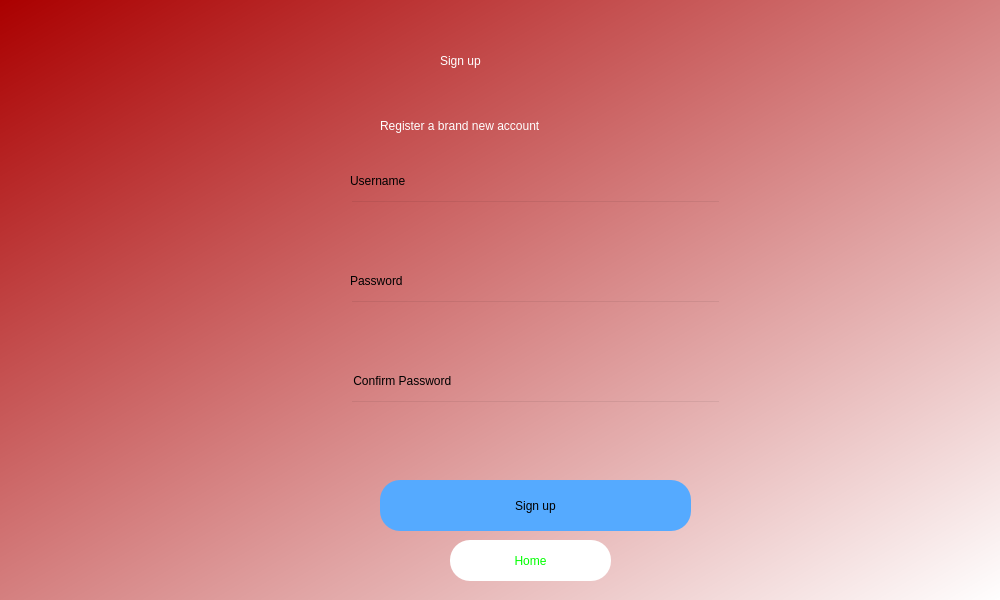
Above: GUI/createacc.ui from Mohamed72495/Video-Surveillance before the change. Below: the same form after it.
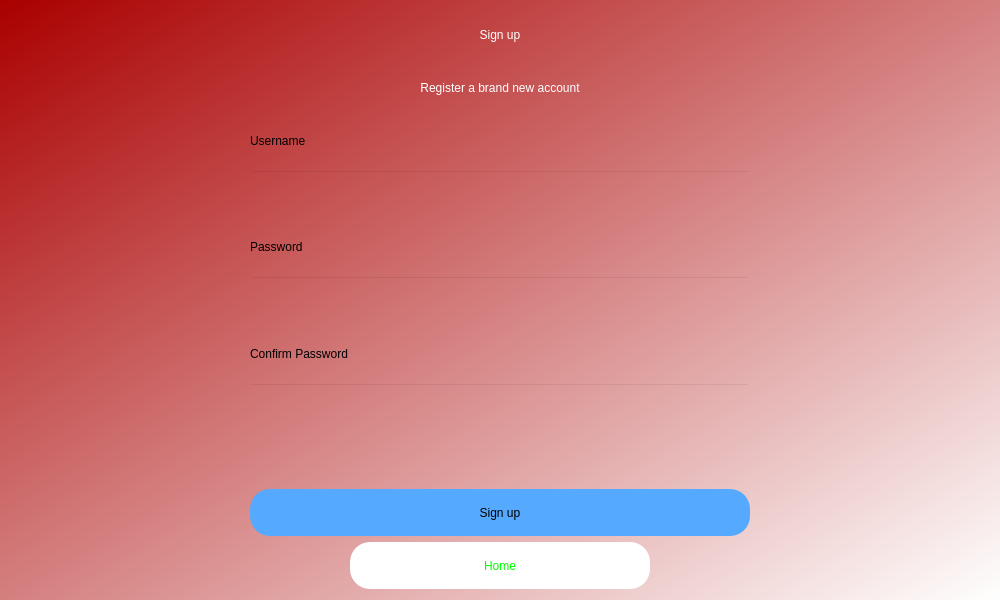
That is the form after the change.

The edit to the form file:
```diff
--- a/GUI/createacc.ui
+++ b/GUI/createacc.ui
@@ -16,32 +16,34 @@
   <property name="styleSheet">
    <string notr="true">background-color:qlineargradient(spread:pad, x1:0, y1:0, x2:1, y2:1, stop:0 rgba(170, 0, 0, 255), stop:1 rgba(255, 255, 255, 255));</string>
   </property>
-  <widget class="QLabel" name="error">
-   <property name="geometry">
-    <rect>
-     <x>350</x>
-     <y>450</y>
-     <width>371</width>
-     <height>31</height>
-    </rect>
+  <layout class="QVBoxLayout" name="verticalLayout">
+   <item alignment="Qt::AlignHCenter">
+    <widget class="QLabel" name="label">
+     <property name="minimumSize">
+      <size>
+       <width>500</width>
+       <height>0</height>
+      </size>
    </property>
    <property name="styleSheet">
-    <string notr="true">font: 12pt &quot;MS Shell Dlg 2&quot;;
-color:rgb(255, 0, 0);
+      <string notr="true">font: 36pt &quot;MS Shell Dlg 2&quot;;color:rgb(255, 255, 255);
 background-color: rgba(255, 255, 255,0);</string>
    </property>
    <property name="text">
-    <string/>
-   </property>
-  </widget>
+      <string>Sign up</string>
+     </property>
+     <property name="alignment">
+      <set>Qt::AlignCenter</set>
+     </property>
+    </widget>
+   </item>
+   <item alignment="Qt::AlignHCenter">
   <widget class="QLabel" name="label_2">
-   <property name="geometry">
-    <rect>
-     <x>380</x>
-     <y>110</y>
-     <width>291</width>
-     <height>31</height>
-    </rect>
+     <property name="minimumSize">
+      <size>
+       <width>500</width>
+       <height>0</height>
+      </size>
    </property>
    <property name="styleSheet">
     <string notr="true">font: 16pt &quot;MS Shell Dlg 2&quot;;color:rgb(255, 255, 255);
@@ -50,32 +52,24 @@
    <property name="text">
     <string>Register a brand new account</string>
    </property>
-  </widget>
-  <widget class="QLabel" name="label">
-   <property name="geometry">
-    <rect>
-     <x>440</x>
-     <y>20</y>
-     <width>181</width>
-     <height>81</height>
-    </rect>
-   </property>
-   <property name="styleSheet">
-    <string notr="true">font: 36pt &quot;MS Shell Dlg 2&quot;;color:rgb(255, 255, 255);
-background-color: rgba(255, 255, 255,0);</string>
-   </property>
-   <property name="text">
-    <string>Sign up</string>
-   </property>
-  </widget>
+     <property name="alignment">
+      <set>Qt::AlignCenter</set>
+     </property>
+    </widget>
+   </item>
+   <item alignment="Qt::AlignHCenter">
   <widget class="QLabel" name="label_3">
-   <property name="geometry">
-    <rect>
-     <x>350</x>
-     <y>170</y>
-     <width>111</width>
-     <height>21</height>
-    </rect>
+     <property name="minimumSize">
+      <size>
+       <width>500</width>
+       <height>0</height>
+      </size>
+     </property>
+     <property name="maximumSize">
+      <size>
+       <width>500</width>
+       <height>50</height>
+      </size>
    </property>
    <property name="styleSheet">
     <string notr="true">background-color: rgba(255, 255, 255,0);
@@ -85,45 +79,153 @@
     <string>Username</string>
    </property>
   </widget>
-  <widget class="QLabel" name="label_5">
-   <property name="geometry">
-    <rect>
-     <x>350</x>
-     <y>370</y>
-     <width>201</width>
-     <height>21</height>
-    </rect>
-   </property>
-   <property name="styleSheet">
-    <string notr="true">font: 14pt &quot;MS Shell Dlg 2&quot;;
-background-color: rgba(255, 255, 255,0);</string>
-   </property>
-   <property name="text">
-    <string> Confirm Password</string>
-   </property>
-  </widget>
+   </item>
+   <item alignment="Qt::AlignHCenter">
   <widget class="QLineEdit" name="emailfield">
-   <property name="geometry">
-    <rect>
-     <x>350</x>
-     <y>200</y>
-     <width>371</width>
-     <height>51</height>
-    </rect>
-   </property>
+     <property name="minimumSize">
+      <size>
+       <width>500</width>
+       <height>0</height>
+      </size>
+     </property>
+     <property name="maximumSize">
+      <size>
+       <width>500</width>
+       <height>50</height>
+      </size>
+     </property>
    <property name="styleSheet">
     <string notr="true">background-color:rgba(0,0,0,0);
 font: 12pt &quot;MS Shell Dlg 2&quot;;</string>
    </property>
   </widget>
+   </item>
+   <item alignment="Qt::AlignHCenter">
+    <widget class="QLabel" name="label_4">
+     <property name="minimumSize">
+      <size>
+       <width>500</width>
+       <height>0</height>
+      </size>
+     </property>
+     <property name="maximumSize">
+      <size>
+       <width>500</width>
+       <height>50</height>
+      </size>
+     </property>
+     <property name="styleSheet">
+      <string notr="true">font: 75 16pt &quot;MS Shell Dlg 2&quot;;
+background-color: rgba(255, 255, 255,0);</string>
+     </property>
+     <property name="text">
+      <string>Password</string>
+     </property>
+    </widget>
+   </item>
+   <item alignment="Qt::AlignHCenter">
+    <widget class="QLineEdit" name="passwordfield">
+     <property name="minimumSize">
+      <size>
+       <width>500</width>
+       <height>0</height>
+      </size>
+     </property>
+     <property name="maximumSize">
+      <size>
+       <width>500</width>
+       <height>50</height>
+      </size>
+     </property>
+     <property name="styleSheet">
+      <string notr="true">background-color:rgba(0,0,0,0);
+font: 12pt &quot;MS Shell Dlg 2&quot;;</string>
+     </property>
+    </widget>
+   </item>
+   <item alignment="Qt::AlignHCenter">
+    <widget class="QLabel" name="label_5">
+     <property name="minimumSize">
+      <size>
+       <width>500</width>
+       <height>0</height>
+      </size>
+     </property>
+     <property name="maximumSize">
+      <size>
+       <width>500</width>
+       <height>50</height>
+      </size>
+     </property>
+     <property name="styleSheet">
+      <string notr="true">font: 75 16pt &quot;MS Shell Dlg 2&quot;;
+background-color: rgba(255, 255, 255,0);</string>
+     </property>
+     <property name="text">
+      <string>Confirm Password</string>
+     </property>
+    </widget>
+   </item>
+   <item alignment="Qt::AlignHCenter">
+    <widget class="QLineEdit" name="confirmpasswordfield">
+     <property name="minimumSize">
+      <size>
+       <width>500</width>
+       <height>0</height>
+      </size>
+     </property>
+     <property name="maximumSize">
+      <size>
+       <width>500</width>
+       <height>50</height>
+      </size>
+     </property>
+     <property name="styleSheet">
+      <string notr="true">background-color:rgba(0,0,0,0);
+font: 12pt &quot;MS Shell Dlg 2&quot;;</string>
+     </property>
+    </widget>
+   </item>
+   <item alignment="Qt::AlignHCenter">
+    <widget class="QLabel" name="error">
+     <property name="minimumSize">
+      <size>
+       <width>500</width>
+       <height>0</height>
+      </size>
+     </property>
+     <property name="maximumSize">
+      <size>
+       <width>500</width>
+       <height>50</height>
+      </size>
+     </property>
+     <property name="styleSheet">
+      <string notr="true">font: 75 14pt &quot;MS Shell Dlg 2&quot;;
+color:rgb(255, 0, 0);
+background-color: rgba(255, 255, 255,0);</string>
+     </property>
+     <property name="text">
+      <string/>
+     </property>
+     <property name="alignment">
+      <set>Qt::AlignCenter</set>
+     </property>
+    </widget>
+   </item>
+   <item alignment="Qt::AlignHCenter">
   <widget class="QPushButton" name="signup">
-   <property name="geometry">
-    <rect>
-     <x>380</x>
-     <y>480</y>
-     <width>311</width>
-     <height>51</height>
-    </rect>
+     <property name="minimumSize">
+      <size>
+       <width>500</width>
+       <height>0</height>
+      </size>
+     </property>
+     <property name="maximumSize">
+      <size>
+       <width>500</width>
+       <height>50</height>
+      </size>
    </property>
    <property name="cursor">
     <cursorShape>PointingHandCursor</cursorShape>
@@ -137,14 +239,20 @@
     <string>Sign up</string>
    </property>
   </widget>
+   </item>
+   <item alignment="Qt::AlignHCenter">
   <widget class="QPushButton" name="Home">
-   <property name="geometry">
-    <rect>
-     <x>450</x>
-     <y>540</y>
-     <width>161</width>
-     <height>41</height>
-    </rect>
+     <property name="minimumSize">
+      <size>
+       <width>300</width>
+       <height>0</height>
+      </size>
+     </property>
+     <property name="maximumSize">
+      <size>
+       <width>500</width>
+       <height>50</height>
+      </size>
    </property>
    <property name="cursor">
     <cursorShape>PointingHandCursor</cursorShape>
@@ -159,51 +267,8 @@
     <string>Home</string>
    </property>
   </widget>
-  <widget class="QLabel" name="label_4">
-   <property name="geometry">
-    <rect>
-     <x>350</x>
-     <y>270</y>
-     <width>111</width>
-     <height>21</height>
-    </rect>
-   </property>
-   <property name="styleSheet">
-    <string notr="true">font: 14pt &quot;MS Shell Dlg 2&quot;;
-background-color: rgba(255, 255, 255,0);</string>
-   </property>
-   <property name="text">
-    <string>Password</string>
-   </property>
-  </widget>
-  <widget class="QLineEdit" name="passwordfield">
-   <property name="geometry">
-    <rect>
-     <x>350</x>
-     <y>300</y>
-     <width>371</width>
-     <height>51</height>
-    </rect>
-   </property>
-   <property name="styleSheet">
-    <string notr="true">background-color:rgba(0,0,0,0);
-font: 12pt &quot;MS Shell Dlg 2&quot;;</string>
-   </property>
-  </widget>
-  <widget class="QLineEdit" name="confirmpasswordfield">
-   <property name="geometry">
-    <rect>
-     <x>350</x>
-     <y>400</y>
-     <width>371</width>
-     <height>51</height>
-    </rect>
-   </property>
-   <property name="styleSheet">
-    <string notr="true">background-color:rgba(0,0,0,0);
-font: 12pt &quot;MS Shell Dlg 2&quot;;</string>
-   </property>
-  </widget>
+   </item>
+  </layout>
  </widget>
  <resources/>
  <connections/>
```
Left out of the diff: 2 changed lines with no effect on the pictures. Lines whose indentation alone changed are shown as unchanged.
